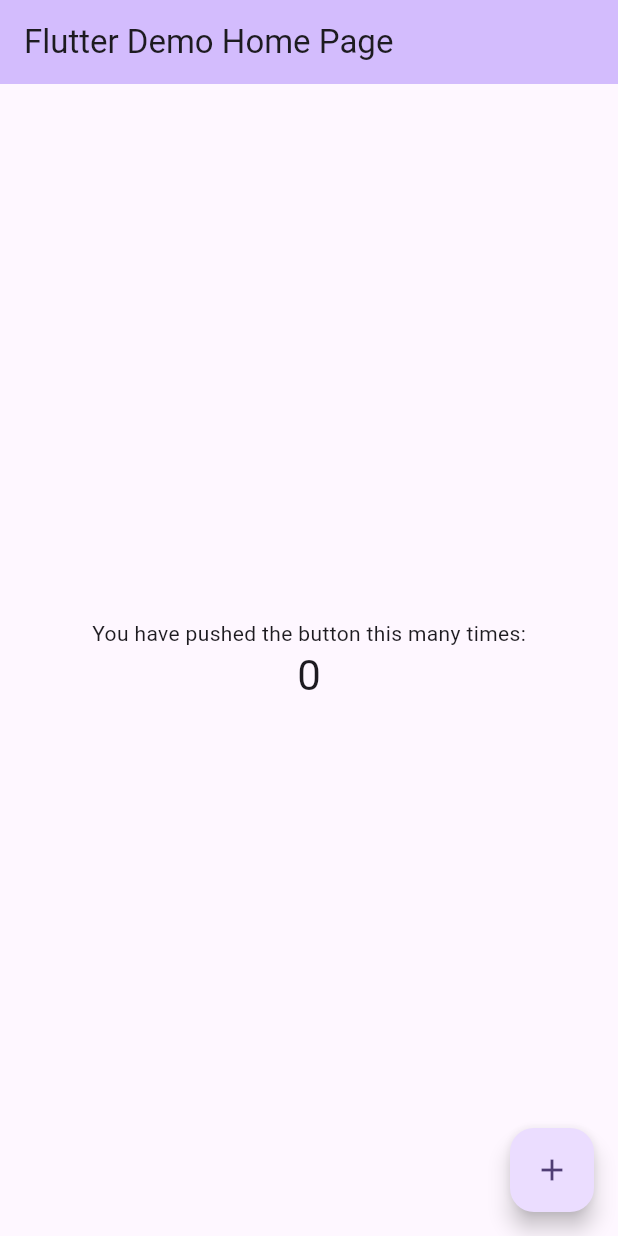
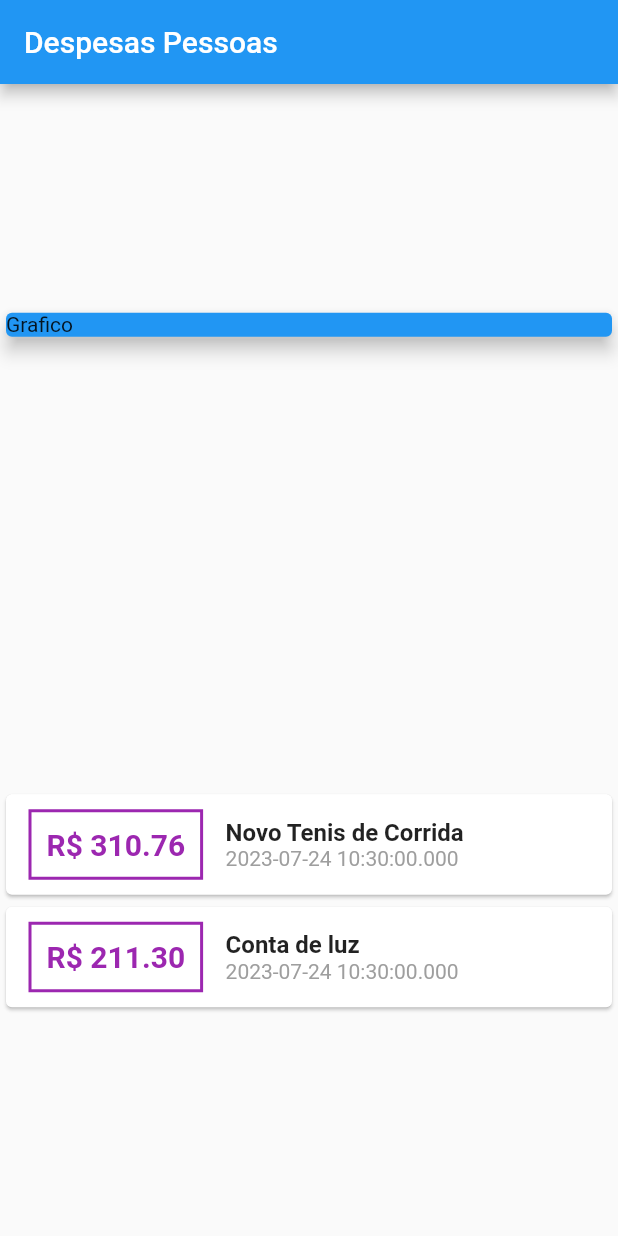
Before and after one commit to nickksoares/expensesApp, a Flutter app: the screen it shows after launch, on a phone screen of 412 x 824 dp. Run offline on Flutter 3.47's test engine with Material 2 defaults, Android fonts, the phone set to English and light mode, and no system bars.

Commit message:
Placeholder update
update with placeholder info

```diff
--- a/lib/main.dart
+++ b/lib/main.dart
@@ -1,125 +1,115 @@
+import 'package:expenses/models/transaction.dart';
 import 'package:flutter/material.dart';
 
-void main() {
-  runApp(const MyApp());
-}
 
-class MyApp extends StatelessWidget {
-  const MyApp({super.key});
+// ignore: prefer_const_constructors
+void main() => runApp(ExpensesApp());
+class ExpensesApp extends StatelessWidget {
+  const ExpensesApp({super.key});
 
-  // This widget is the root of your application.
   @override
   Widget build(BuildContext context) {
-    return MaterialApp(
-      title: 'Flutter Demo',
-      theme: ThemeData(
-        // This is the theme of your application.
-        //
-        // TRY THIS: Try running your application with "flutter run". You'll see
-        // the application has a blue toolbar. Then, without quitting the app,
-        // try changing the seedColor in the colorScheme below to Colors.green
-        // and then invoke "hot reload" (save your changes or press the "hot
-        // reload" button in a Flutter-supported IDE, or press "r" if you used
-        // the command line to start the app).
-        //
-        // Notice that the counter didn't reset back to zero; the application
-        // state is not lost during the reload. To reset the state, use hot
-        // restart instead.
-        //
-        // This works for code too, not just values: Most code changes can be
-        // tested with just a hot reload.
-        colorScheme: ColorScheme.fromSeed(seedColor: Colors.deepPurple),
-        useMaterial3: true,
-      ),
-      home: const MyHomePage(title: 'Flutter Demo Home Page'),
+    return  MaterialApp(
+      home: MyHomePage()
     );
   }
 }
 
-class MyHomePage extends StatefulWidget {
-  const MyHomePage({super.key, required this.title});
+class MyHomePage extends StatelessWidget {
+  MyHomePage({super.key});
+  final _transaction = [
+    Transaction(
+      id: 't1',
+      title: 'Novo Tenis de Corrida',
+      value: 310.76,
+      date: DateTime.now(),
+      ),
+      Transaction(
+      id: 't2',
+      title: 'Conta de luz',
+      value: 211.30,
+      date: DateTime.now(),
+    )
+  ];
+  @override
+  Widget build(BuildContext context) {
+    return  Scaffold(
+      appBar:  AppBar(
+        title: const Text('Despesas Pessoas'),
+      ),
+      body:  Column(
+        crossAxisAlignment: CrossAxisAlignment.stretch,
+        mainAxisAlignment: MainAxisAlignment.spaceAround,
+        children: <Widget>[
+          // ignore: sized_box_for_whitespace
+          Container(
+            width: double.infinity,
+            child: const Card(
+              color: Colors.blue,
+              elevation: 5,
+              child:  Text('Grafico'),
+            ),
+          ),
+          Column(
+            children:_transaction.map((tr){
+              return Card(
+                child: Row(
+                  children: [
+                    //Value
+                    Container(
+                      margin: const EdgeInsets.symmetric(
+                        horizontal: 15,
+                        vertical: 10
+                      ),
+                      decoration: BoxDecoration(
+                        border: Border.all(
+                          color: Colors.purple,
+                          width: 2,
+                        )
+                      ),
+                      padding: const EdgeInsets.all(10),
+                      child: Text(
+                        'R\$ ${tr.value.toStringAsFixed(2)}',
+                        style: const TextStyle(
+                          fontWeight: FontWeight.bold,
+                          fontSize: 20,
+                          color: Colors.purple
+                        ),
+                      ),
+                    ),
+                    //Title and Date
+                    // Desafio Centralizar Title e Date no inicio, deixar a fonte 16
+                    // do title fontweight bold, date deve ter Colors.grey
+                    Column(
+                      crossAxisAlignment: CrossAxisAlignment.start,
+                      children: [
+                        Text(
+                          tr.title,
+                          //definir style do title
+                          style: const TextStyle(
+                            fontSize: 16,
+                            fontWeight: FontWeight.bold
+                          ),
+                        ),
+                        Text(
+                          tr.date.toString(),
+                          //definir style do date
+                          style: const TextStyle(
+                            color: Colors.grey
+                          ),
+                        )
+                      ],
+                    )
+                  ],
+                )
+              );
+            }).toList(),
+          )
+        ]
 
-  // This widget is the home page of your application. It is stateful, meaning
-  // that it has a State object (defined below) that contains fields that affect
-  // how it looks.
-
-  // This class is the configuration for the state. It holds the values (in this
-  // case the title) provided by the parent (in this case the App widget) and
-  // used by the build method of the State. Fields in a Widget subclass are
-  // always marked "final".
-
-  final String title;
-
-  @override
-  State<MyHomePage> createState() => _MyHomePageState();
-}
-
-class _MyHomePageState extends State<MyHomePage> {
-  int _counter = 0;
-
-  void _incrementCounter() {
-    setState(() {
-      // This call to setState tells the Flutter framework that something has
-      // changed in this State, which causes it to rerun the build method below
-      // so that the display can reflect the updated values. If we changed
-      // _counter without calling setState(), then the build method would not be
-      // called again, and so nothing would appear to happen.
-      _counter++;
-    });
+      )
+    );
   }
 
-  @override
-  Widget build(BuildContext context) {
-    // This method is rerun every time setState is called, for instance as done
-    // by the _incrementCounter method above.
-    //
-    // The Flutter framework has been optimized to make rerunning build methods
-    // fast, so that you can just rebuild anything that needs updating rather
-    // than having to individually change instances of widgets.
-    return Scaffold(
-      appBar: AppBar(
-        // TRY THIS: Try changing the color here to a specific color (to
-        // Colors.amber, perhaps?) and trigger a hot reload to see the AppBar
-        // change color while the other colors stay the same.
-        backgroundColor: Theme.of(context).colorScheme.inversePrimary,
-        // Here we take the value from the MyHomePage object that was created by
-        // the App.build method, and use it to set our appbar title.
-        title: Text(widget.title),
-      ),
-      body: Center(
-        // Center is a layout widget. It takes a single child and positions it
-        // in the middle of the parent.
-        child: Column(
-          // Column is also a layout widget. It takes a list of children and
-          // arranges them vertically. By default, it sizes itself to fit its
-          // children horizontally, and tries to be as tall as its parent.
-          //
-          // Column has various properties to control how it sizes itself and
-          // how it positions its children. Here we use mainAxisAlignment to
-          // center the children vertically; the main axis here is the vertical
-          // axis because Columns are vertical (the cross axis would be
-          // horizontal).
-          //
-          // TRY THIS: Invoke "debug painting" (choose the "Toggle Debug Paint"
-          // action in the IDE, or press "p" in the console), to see the
-          // wireframe for each widget.
-          mainAxisAlignment: MainAxisAlignment.center,
-          children: <Widget>[
-            const Text(
-              'You have pushed the button this many times:',
-            ),
-            Text(
-              '$_counter',
-              style: Theme.of(context).textTheme.headlineMedium,
-            ),
-          ],
-        ),
-      ),
-      floatingActionButton: FloatingActionButton(
-        onPressed: _incrementCounter,
-        tooltip: 'Increment',
-        child: const Icon(Icons.add),
-      ), // This trailing comma makes auto-formatting nicer for build methods.
-    );
-  }
+
 }
--- /dev/null
+++ b/lib/models/transaction.dart
@@ -0,0 +1,13 @@
+class Transaction{
+  late final String id;
+  late final String title;
+  late final double value;
+  late final DateTime date;
+
+  Transaction({
+    required this.id,
+    required this.title,
+    required this.value,
+    required this.date
+  });
+}
```
Also changed, not shown: 1 other file.
